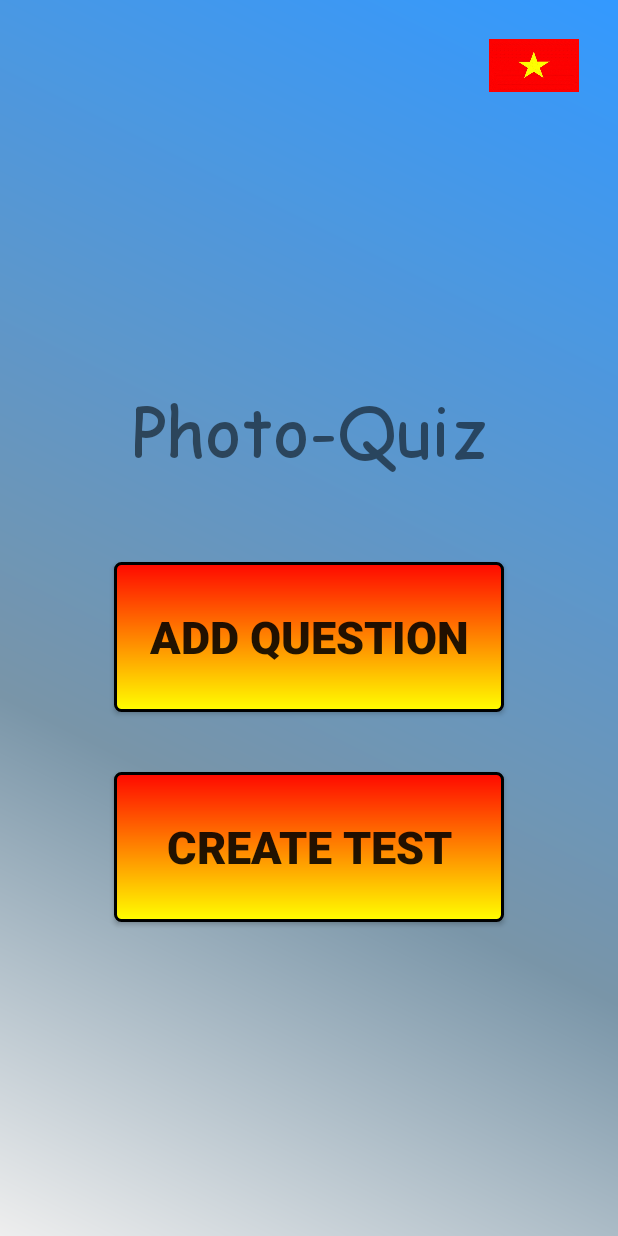
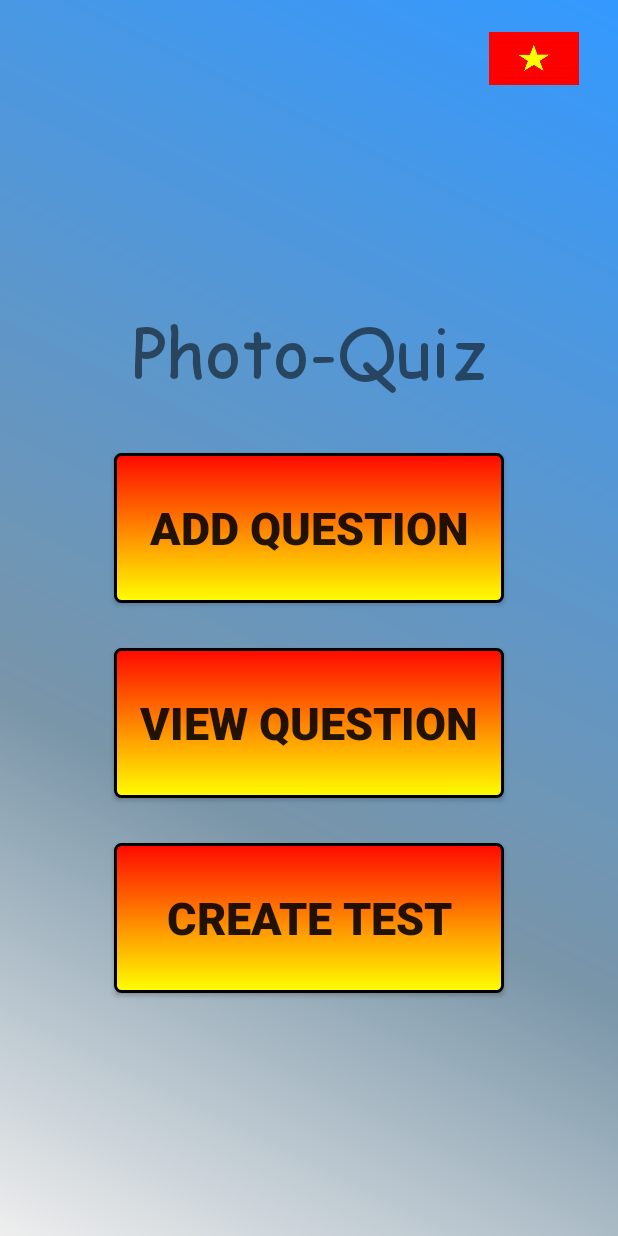
Before and after one commit to vfa-dangnh/Photo-Quiz, an Android app: the screen it shows after launch (MainActivity), on a phone screen of 412 x 824 dp. Run offline under Robolectric (Android 15) with nearby library versions, the phone set to English and light mode, and no system bars; network calls fail; 2 statements that could not run were skipped.

Commit message:
add view questions function and calculate score

```diff
--- a/app/src/main/AndroidManifest.xml
+++ b/app/src/main/AndroidManifest.xml
@@ -45,7 +45,10 @@
             android:name=".AddMoreCategoryActivity"
             android:screenOrientation="portrait"
             android:theme="@android:style/Theme.Holo.Dialog.NoActionBar.MinWidth" />
-        <activity android:name=".ViewQuestionActivity"></activity>
+        <activity android:name=".ViewQuestionActivity"
+            android:screenOrientation="portrait" />
+        <activity android:name=".QuestionListActivity"
+            android:screenOrientation="portrait" />
     </application>
 
 </manifest>
--- a/app/src/main/java/com/haidangkf/photoquiz/MainActivity.java
+++ b/app/src/main/java/com/haidangkf/photoquiz/MainActivity.java
@@ -65,6 +65,10 @@ public class MainActivity extends AppCompatActivity {
         startActivity(new Intent(MainActivity.this, CreateTestActivity.class));
     }
 
+    public void viewQuestion(View v){
+        startActivity(new Intent(MainActivity.this, ViewQuestionActivity.class));
+    }
+
     // method to change Language
     public void setLocale(String lang) {
         myLocale = new Locale(lang);
--- a/app/src/main/res/layout/activity_main.xml
+++ b/app/src/main/res/layout/activity_main.xml
@@ -3,12 +3,12 @@
     xmlns:tools="http://schemas.android.com/tools"
     android:layout_width="match_parent"
     android:layout_height="match_parent"
+    android:background="@drawable/custom_btn_blue"
     android:orientation="vertical"
     android:paddingBottom="@dimen/activity_vertical_margin"
     android:paddingLeft="@dimen/activity_horizontal_margin"
     android:paddingRight="@dimen/activity_horizontal_margin"
     android:paddingTop="@dimen/activity_vertical_margin"
-    android:background="@drawable/custom_btn_blue"
     tools:context="com.haidangkf.photoquiz.MainActivity">
 
     <ImageButton
@@ -17,7 +17,7 @@
         android:layout_height="35dp"
         android:layout_gravity="right"
         android:layout_marginRight="10dp"
-        android:layout_marginTop="10dp" />
+        android:layout_marginTop="5dp" />
 
     <LinearLayout
         android:layout_width="match_parent"
@@ -26,35 +26,47 @@
         android:orientation="vertical">
 
         <TextView
+            android:id="@+id/tvTitle"
             android:layout_width="match_parent"
-            android:layout_height="120dp"
+            android:layout_height="100dp"
             android:gravity="center_horizontal"
+            android:text="Photo-Quiz"
             android:textSize="45sp"
-            android:textStyle="bold"
-            android:text="Photo-Quiz"
-            android:id="@+id/tvTitle" />
+            android:textStyle="bold" />
 
         <Button
             android:id="@+id/btnAddQuestion"
             android:layout_width="260dp"
             android:layout_height="100dp"
-            android:textSize="30sp"
             android:layout_gravity="center_horizontal"
-            android:layout_marginBottom="40dp"
+            android:layout_marginBottom="30dp"
             android:background="@drawable/custom_btn_color"
             android:onClick="addQuestion"
             android:text="@string/add_question"
+            android:textSize="30sp"
+            android:textStyle="bold" />
+
+        <Button
+            android:id="@+id/btnViewQuestion"
+            android:layout_width="260dp"
+            android:layout_height="100dp"
+            android:layout_gravity="center_horizontal"
+            android:layout_marginBottom="30dp"
+            android:background="@drawable/custom_btn_color"
+            android:onClick="viewQuestion"
+            android:text="@string/view_question"
+            android:textSize="30sp"
             android:textStyle="bold" />
 
         <Button
             android:id="@+id/btnCreateTest"
             android:layout_width="260dp"
             android:layout_height="100dp"
-            android:textSize="30sp"
             android:layout_gravity="center_horizontal"
             android:background="@drawable/custom_btn_color"
             android:onClick="createTest"
             android:text="@string/create_test"
+            android:textSize="30sp"
             android:textStyle="bold" />
 
     </LinearLayout>
--- a/app/src/main/res/layout/layout_activity_do_test.xml
+++ b/app/src/main/res/layout/layout_activity_do_test.xml
@@ -21,7 +21,7 @@
             android:layout_height="80dp"
             android:layout_gravity="center"
             android:background="@drawable/custom_btn_color"
-            android:text="DONE"
+            android:text="@string/msg_done"
             android:textColor="#000000"
             android:textSize="30sp"
             android:textStyle="bold" />
```
Also changed, not shown: app/src/main/java/com/haidangkf/photoquiz/DoTestActivity.java (+8 -3 lines), app/src/main/java/com/haidangkf/photoquiz/MyPagerAdapter.java (+16 -1 lines), app/src/main/java/com/haidangkf/photoquiz/QuestionListActivity.java (added, +46 -0 lines), app/src/main/java/com/haidangkf/photoquiz/ResultActivity.java (+18 -4 lines), app/src/main/java/com/haidangkf/photoquiz/ViewQuestionActivity.java (+43 -43 lines), app/src/main/res/layout/activity_question_list.xml (added, +41 -0 lines), app/src/main/res/values/strings.xml (+6 -1 lines), 1 other file.
